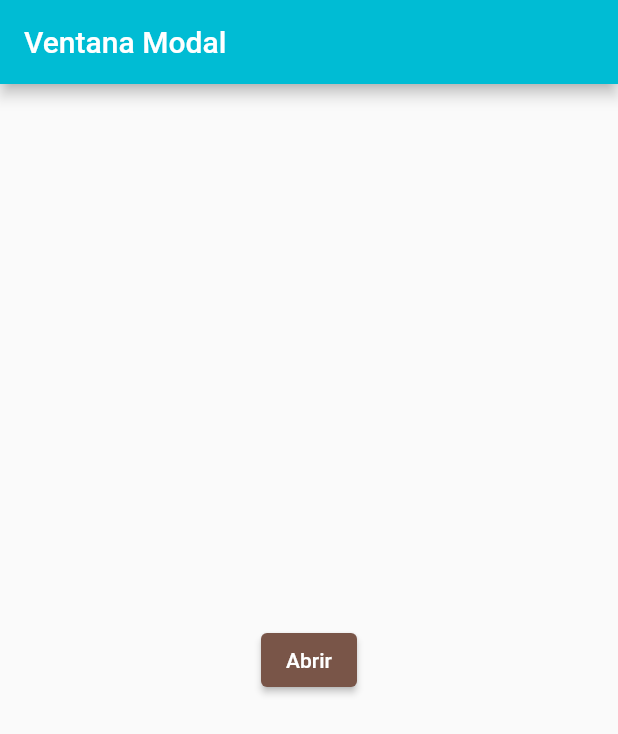
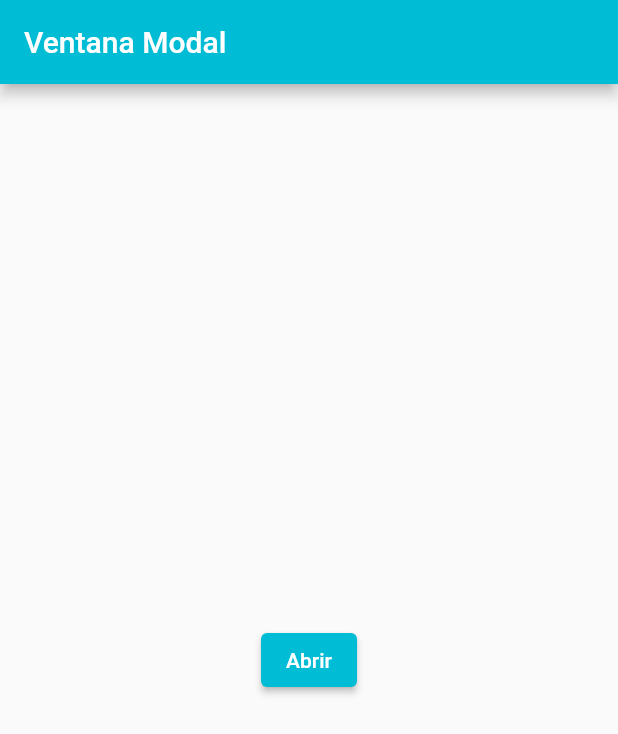
Before and after one commit to AleJamy/flutterapp, a Flutter app: the screen it shows after launch, on a phone screen of 412 x 824 dp. Shown: the top 734 px of the screen. Run offline on Flutter 3.47's test engine with Material 2 defaults, Android fonts, the phone set to English and light mode, and no system bars.

Commit message:
Cambiando colores

```diff
--- a/lib/main.dart
+++ b/lib/main.dart
@@ -40,7 +40,7 @@ class FormularioModalDemo extends StatelessWidget {
             _mostrarVentanaModal(context);
           },
           style: ElevatedButton.styleFrom(
-            backgroundColor: Colors.brown,
+            backgroundColor: Colors.cyan,
           ),
           child: const Text('Abrir'),
         ),
```
